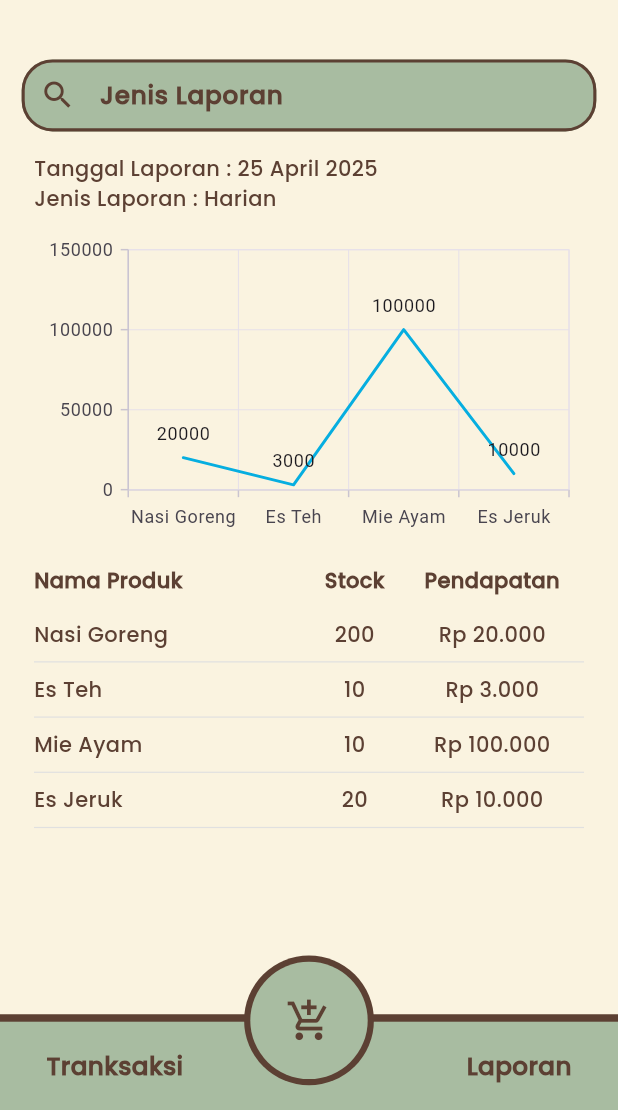
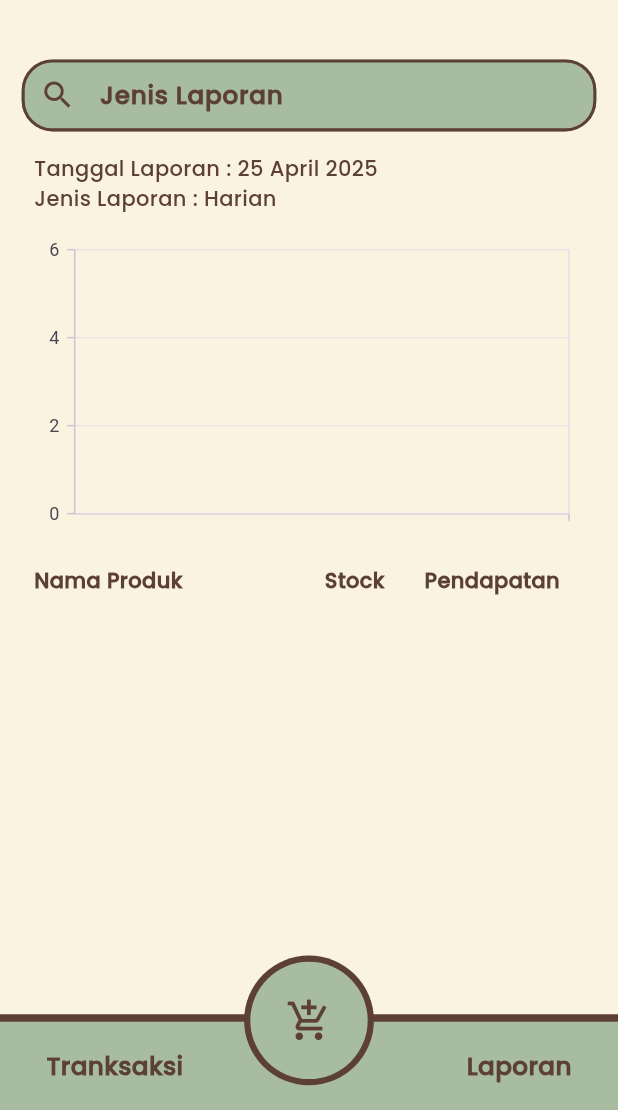
Before and after one commit to damarazky/apk-kasir, a Flutter app: the LaporanImportantPage screen opened by its route, after a tap on "Laporan", on a phone screen of 412 x 824 dp, the part 126-1236 px from its top. Run offline on Flutter 3.47's test engine with Material 3 defaults, Android fonts, the phone set to English and light mode, and no system bars; our stand-ins replace barcode_widget, get, sqflite, syncfusion_flutter_charts; accounts and stored records are empty.

Commit message:
fitur laporan done (masih kotor)

```diff
--- /dev/null
+++ b/lib/controllers/laporan/laporan_keuangan_controller.dart
@@ -0,0 +1,51 @@
+import 'package:apk_kasir_by_dante/databases/db_helper.dart';
+import 'package:apk_kasir_by_dante/models/laporan_chart_data_model.dart';
+import 'package:apk_kasir_by_dante/models/laporan_keuangan_model.dart';
+import 'package:get/get.dart';
+
+class LaporanController extends GetxController {
+  final laporanList = <LaporanItem>[].obs;
+  final totalPendapatan = 0.0.obs;
+  final chartData = <ProdukChartData>[].obs;
+
+  Future<void> fetchLaporan() async {
+    final db = await DBHelper().database;
+
+    final List<Map<String, dynamic>> data = await db.rawQuery('''
+    SELECT
+      p.nama AS namaProduk,
+      SUM(ti.jumlah) AS totalJumlah,
+      SUM(ti.jumlah * p.harga) AS totalSubtotal
+      FROM tranksaksi_item ti
+      JOIN produk p ON p.id = ti.produk_id
+      GROUP BY p.nama
+      ORDER BY totalSubtotal DESC
+  ''');
+
+    // Mapping ke laporanList
+    laporanList.value =
+        data.map((e) {
+          return LaporanItem(
+            namaProduk: e['namaProduk'] ?? 'Tidak diketahui',
+            jumlah: e['totalJumlah'] ?? 0,
+            subtotal: (e['totalSubtotal'] ?? 0).toDouble(),
+            tanggal: '',
+          );
+        }).toList();
+
+    // Hitung total pendapatan
+    totalPendapatan.value = laporanList.fold(
+      0.0,
+      (sum, item) => sum + item.subtotal,
+    );
+
+    // Mapping ke chartData
+    chartData.value =
+        data.map((e) {
+          return ProdukChartData(
+            nama: e['namaProduk'] ?? 'Tidak diketahui',
+            pendapatan: (e['totalSubtotal'] ?? 0).toDouble(),
+          );
+        }).toList();
+  }
+}
--- /dev/null
+++ b/lib/models/laporan_chart_data_model.dart
@@ -0,0 +1,6 @@
+class ProdukChartData {
+  final String nama;
+  final double pendapatan;
+
+  ProdukChartData({required this.nama,required this.pendapatan});
+}
--- /dev/null
+++ b/lib/models/laporan_keuangan_model.dart
@@ -0,0 +1,13 @@
+class LaporanItem {
+  final String namaProduk;
+  final int jumlah;
+  final double subtotal;
+  final String tanggal;
+
+  LaporanItem({
+    required this.namaProduk,
+    required this.jumlah,
+    required this.subtotal,
+    required this.tanggal,
+  });
+}
--- a/lib/views/customs/custom_diagram_chart_laporan.dart
+++ b/lib/views/customs/custom_diagram_chart_laporan.dart
@@ -1,26 +1,21 @@
+import 'package:apk_kasir_by_dante/controllers/laporan/laporan_keuangan_controller.dart';
+import 'package:apk_kasir_by_dante/models/laporan_chart_data_model.dart';
 import 'package:apk_kasir_by_dante/views/customs/custom_colors_theme.dart';
 import 'package:flutter/material.dart';
+import 'package:get/get.dart';
 import 'package:syncfusion_flutter_charts/charts.dart';
 
-class CustomDiagramChartLaporan extends StatefulWidget {
-  const CustomDiagramChartLaporan({super.key});
+class CustomDiagramChartLaporan extends StatelessWidget {
+  CustomDiagramChartLaporan({super.key});
 
-  @override
-  State<CustomDiagramChartLaporan> createState() =>
-      _CustomDiagramChartLaporanState();
-}
-
-class _CustomDiagramChartLaporanState extends State<CustomDiagramChartLaporan> {
-  final List<_ProdukData> chartData = [
-    _ProdukData('Nasi Goreng', 20000, 200),
-    _ProdukData('Es Teh', 3000, 10),
-    _ProdukData('Mie Ayam', 100000, 10),
-    _ProdukData('Es Jeruk', 10000, 20),
-  ];
+  final LaporanController laporanController = Get.put(LaporanController());
 
   @override
   Widget build(BuildContext context) {
+    laporanController.fetchLaporan();
     final size = MediaQuery.of(context).size;
+    return Obx(() {
+      final charData = laporanController.chartData;
       return Column(
         children: [
           Container(
@@ -31,11 +26,11 @@ class _CustomDiagramChartLaporanState extends State<CustomDiagramChartLaporan> {
               borderColor: CustomColorsTheme.coklat,
               primaryXAxis: CategoryAxis(),
               tooltipBehavior: TooltipBehavior(enable: true),
-            series: <CartesianSeries<_ProdukData, String>>[
-              LineSeries<_ProdukData, String>(
-                dataSource: chartData,
-                xValueMapper: (_ProdukData sales, _) => sales.nama,
-                yValueMapper: (_ProdukData sales, _) => sales.pendapatan,
+              series: <CartesianSeries<ProdukChartData, String>>[
+                LineSeries<ProdukChartData, String>(
+                  dataSource: charData,
+                  xValueMapper: (ProdukChartData sales, _) => sales.nama,
+                  yValueMapper: (ProdukChartData sales, _) => sales.pendapatan,
                   // Enable data label
                   dataLabelSettings: DataLabelSettings(isVisible: true),
                 ),
@@ -88,17 +83,19 @@ class _CustomDiagramChartLaporanState extends State<CustomDiagramChartLaporan> {
           SizedBox(height: 8),
 
           /// DATA ROWS
-        Column(
-          children:
-              chartData.map((produk) {
+          SizedBox(
+            height: size.height * .3,
+            child: ListView.builder(
+              itemCount: laporanController.laporanList.length,
+              physics: ClampingScrollPhysics(),
+              padding: EdgeInsets.zero,
+              itemBuilder: (context, index) {
+                final produk = laporanController.laporanList[index];
                 return Container(
                   padding: const EdgeInsets.symmetric(vertical: 8.0),
                   decoration: BoxDecoration(
                     border: Border(
-                      bottom: BorderSide(
-                        color: Colors.grey.shade300,
-                        width: 0.8,
-                      ),
+                      bottom: BorderSide(color: Colors.grey.shade300, width: 0.8),
                     ),
                   ),
                   child: Row(
@@ -106,7 +103,7 @@ class _CustomDiagramChartLaporanState extends State<CustomDiagramChartLaporan> {
                       Expanded(
                         flex: 3,
                         child: Text(
-                          produk.nama,
+                          produk.namaProduk,
                           textAlign: TextAlign.start,
                           style: TextStyle(
                             fontFamily: 'Poppins',
@@ -117,7 +114,7 @@ class _CustomDiagramChartLaporanState extends State<CustomDiagramChartLaporan> {
                       Expanded(
                         flex: 1,
                         child: Text(
-                          '${produk.stock}',
+                          '${produk.jumlah}',
                           textAlign: TextAlign.center,
                           style: TextStyle(
                             fontFamily: 'Poppins',
@@ -128,7 +125,7 @@ class _CustomDiagramChartLaporanState extends State<CustomDiagramChartLaporan> {
                       Expanded(
                         flex: 2,
                         child: Text(
-                          "Rp ${produk.pendapatan.toString().replaceAllMapped(RegExp(r'(\d{1,3})(?=(\d{3})+(?!\d))'), (Match m) => '${m[1]}.')}",
+                          "Rp ${produk.subtotal.toString().replaceAllMapped(RegExp(r'(\d{1,3})(?=(\d{3})+(?!\d))'), (Match m) => '${m[1]}.')}",
                           textAlign: TextAlign.center,
                           style: TextStyle(
                             fontFamily: 'Poppins',
@@ -139,17 +136,11 @@ class _CustomDiagramChartLaporanState extends State<CustomDiagramChartLaporan> {
                     ],
                   ),
                 );
-              }).toList(),
+              },
+            ),
           ),
         ],
       );
+    });
   }
 }
-
-class _ProdukData {
-  _ProdukData(this.nama, this.pendapatan, this.stock);
-
-  final String nama;
-  final int pendapatan;
-  final int stock;
-}
```
Lines whose indentation alone changed are shown as unchanged.
